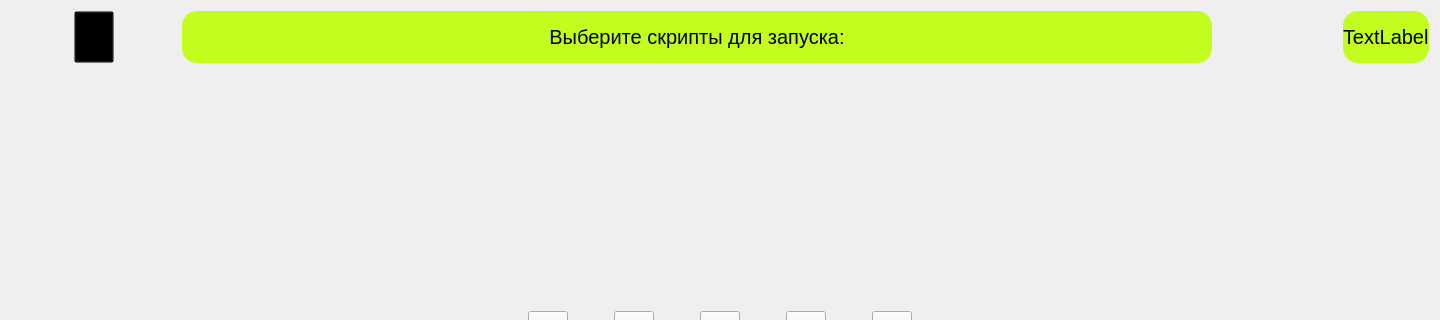
Qt form const/scripts.ui (niotu/ScriptGUI) before a commit; both pictures show x 0 to 1440 and y 0 to 320 of the 1440 by 720 pixel window.
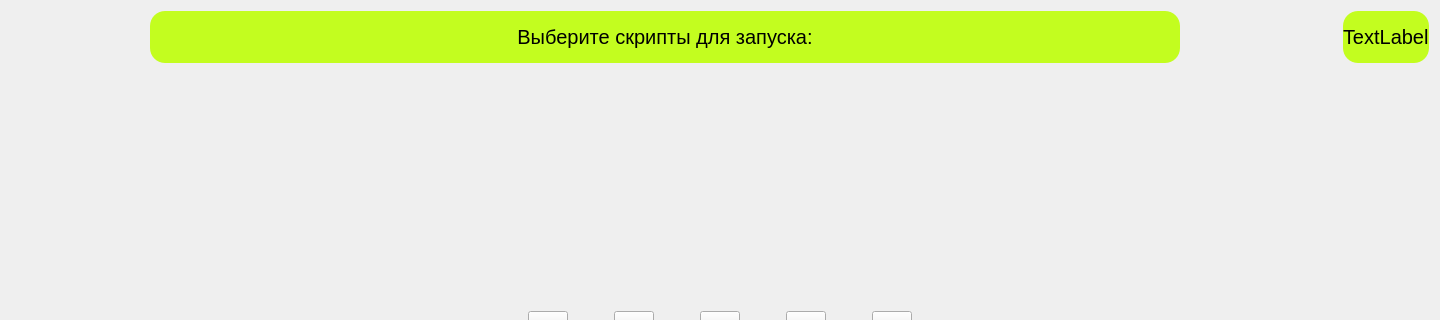
The same form after that commit. Custom widgets are drawn as their Qt base class.

Patch:
```diff
--- a/const/scripts.ui
+++ b/const/scripts.ui
@@ -443,38 +443,6 @@
                             </property>
                         </spacer>
                     </item>
-                    <item>
-                        <widget class="QPushButton" name="pushButton_16">
-                            <property name="sizePolicy">
-                                <sizepolicy hsizetype="Preferred" vsizetype="Preferred">
-                                    <horstretch>0</horstretch>
-                                    <verstretch>0</verstretch>
-                                </sizepolicy>
-                            </property>
-                            <property name="styleSheet">
-                                <string notr="true">background:transparent</string>
-                            </property>
-                            <property name="text">
-                                <string/>
-                            </property>
-                        </widget>
-                    </item>
-                    <item>
-                        <spacer name="horizontalSpacer_19">
-                            <property name="orientation">
-                                <enum>Qt::Horizontal</enum>
-                            </property>
-                            <property name="sizeType">
-                                <enum>QSizePolicy::Expanding</enum>
-                            </property>
-                            <property name="sizeHint" stdset="0">
-                                <size>
-                                    <width>40</width>
-                                    <height>20</height>
-                                </size>
-                            </property>
-                        </spacer>
-                    </item>
                     <item>
                         <widget class="QLabel" name="label">
                             <property name="enabled">
@@ -514,22 +482,12 @@
                             <property name="orientation">
                                 <enum>Qt::Horizontal</enum>
                             </property>
-                            <property name="sizeHint" stdset="0">
-                                <size>
-                                    <width>40</width>
-                                    <height>20</height>
-                                </size>
-                            </property>
-                        </spacer>
-                    </item>
-                    <item>
-                        <spacer name="horizontalSpacer_22">
-                            <property name="orientation">
-                                <enum>Qt::Horizontal</enum>
-                            </property>
+       <property name="sizeType">
+        <enum>QSizePolicy::Preferred</enum>
+       </property>
                             <property name="sizeHint" stdset="0">
                                 <size>
-                                    <width>40</width>
+         <width>157</width>
                                     <height>20</height>
                                 </size>
                             </property>
@@ -749,8 +707,31 @@
                     </property>
                 </spacer>
             </item>
-        </layout>
-    </widget>
+   <item row="17" column="0">
+    <spacer name="verticalSpacer">
+     <property name="orientation">
+      <enum>Qt::Vertical</enum>
+     </property>
+     <property name="sizeType">
+      <enum>QSizePolicy::Expanding</enum>
+     </property>
+     <property name="sizeHint" stdset="0">
+      <size>
+       <width>20</width>
+       <height>200</height>
+      </size>
+     </property>
+    </spacer>
+   </item>
+  </layout>
+ </widget>
+ <customwidgets>
+  <customwidget>
+   <class>Pic</class>
+   <extends>QLabel</extends>
+   <header>pic.h</header>
+  </customwidget>
+ </customwidgets>
     <resources/>
     <connections/>
 </ui>
```
Left out of the diff: 21 changed lines with no effect on the pictures. Lines whose indentation alone changed are shown as unchanged.
